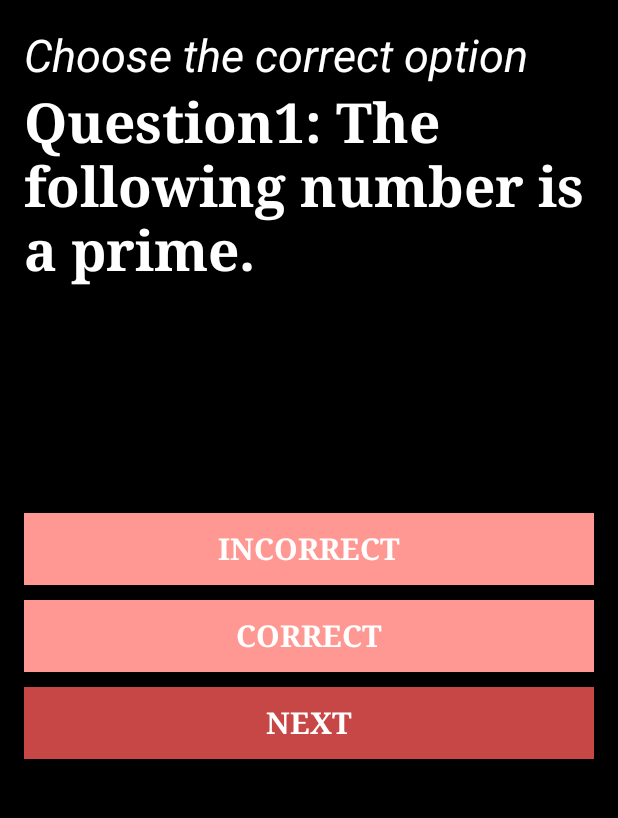
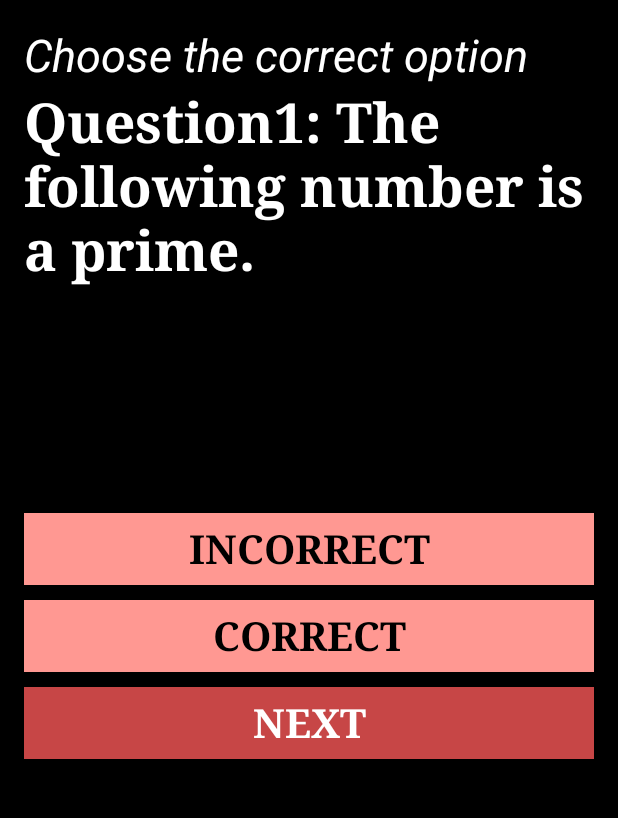
Before and after one commit to mahitha13/MC_Assignment-1, an Android app: the screen it shows after launch (MainActivity), on a phone screen of 412 x 824 dp, the part 84-902 px from its top. Run offline under Robolectric (Android 15) with nearby library versions, the phone set to English and light mode, and no system bars.

Commit message:
minor changes

```diff
--- a/app/src/main/res/layout/activity_main.xml
+++ b/app/src/main/res/layout/activity_main.xml
@@ -51,8 +51,8 @@
         android:layout_width="380dp"
         android:layout_height="wrap_content"
         android:text="incorrect"
-        android:textColor="#ffffff"
-        android:textSize="30px"
+        android:textColor="#f000"
+        android:textSize="40px"
         android:textStyle="bold"
         android:fontFamily="serif"
         android:background="#ff9892"
@@ -66,8 +66,8 @@
         android:layout_width="380dp"
         android:layout_height="wrap_content"
         android:text="Correct"
-        android:textColor="#ffffff"
-        android:textSize="30px"
+        android:textColor="#f000"
+        android:textSize="40px"
         android:textStyle="bold"
         android:fontFamily="serif"
         android:background="#ff9892"
@@ -82,7 +82,7 @@
         android:layout_height="wrap_content"
         android:text="next"
         android:textColor="#ffffff"
-        android:textSize="30px"
+        android:textSize="40px"
         android:textStyle="bold"
         android:fontFamily="serif"
         android:background="#c74646"
```
